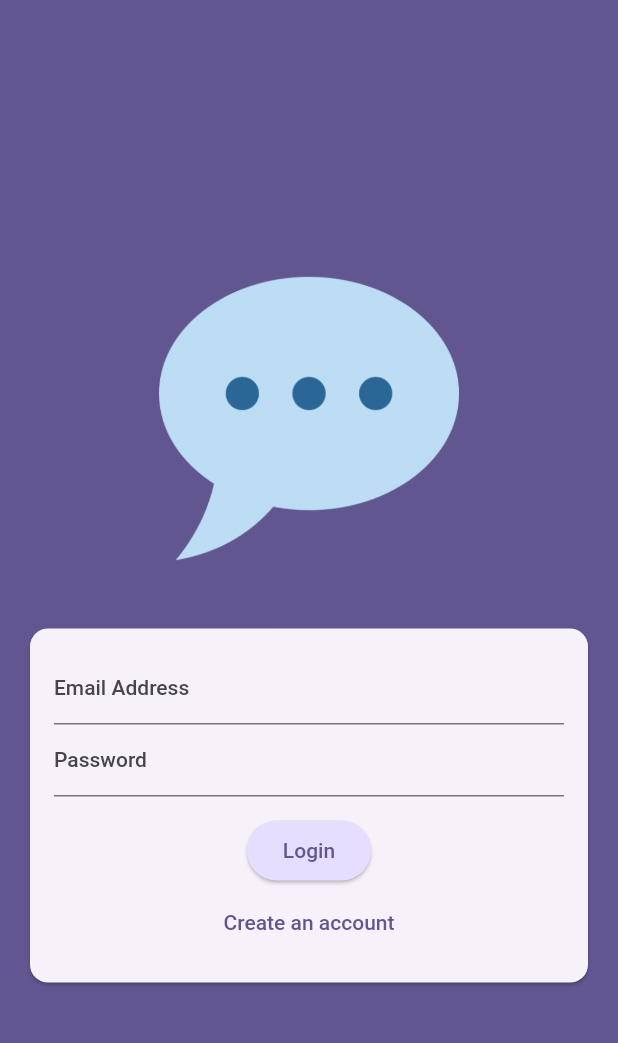
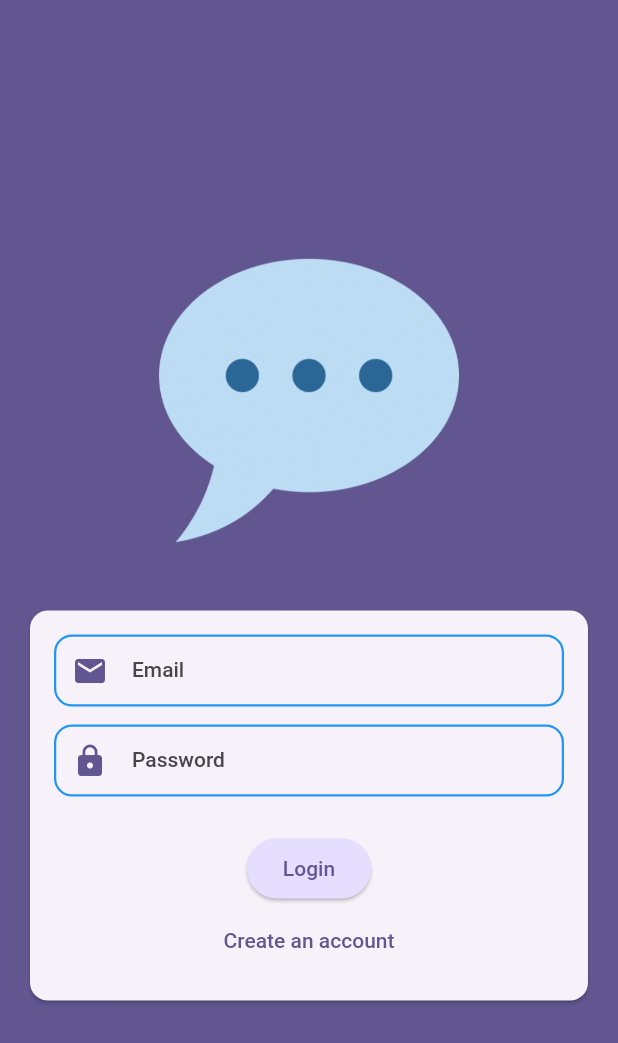
Before and after one commit to Mowgle88/chat_app, a Flutter app: the screen it shows after launch, on a phone screen of 412 x 824 dp. Shown: the top 1043 px of the screen. Run offline on Flutter 3.47's test engine with Material 2 defaults, Android fonts, the phone set to English and light mode, and no system bars; our stand-ins replace firebase_auth, firebase_core; accounts and stored records are empty.

Commit message:
feat: add buildInputDecoration

```diff
--- a/lib/screen/auth.dart
+++ b/lib/screen/auth.dart
@@ -1,3 +1,4 @@
+import 'package:chat_app/utils/input_deco_design.dart';
 import 'package:firebase_auth/firebase_auth.dart';
 import 'package:flutter/material.dart';
 
@@ -79,9 +80,8 @@ class _AuthScreenState extends State<AuthScreen> {
                       key: _form,
                       child: Column(mainAxisSize: MainAxisSize.min, children: [
                         TextFormField(
-                          decoration: const InputDecoration(
-                            label: Text('Email Address'),
-                          ),
+                          decoration: buildInputDecoration(
+                              context, Icons.email, "Email"),
                           keyboardType: TextInputType.emailAddress,
                           autocorrect: false,
                           textCapitalization: TextCapitalization.none,
@@ -97,10 +97,10 @@ class _AuthScreenState extends State<AuthScreen> {
                             _enteredEmail = newValue!;
                           },
                         ),
+                        const SizedBox(height: 12),
                         TextFormField(
-                          decoration: const InputDecoration(
-                            label: Text('Password'),
-                          ),
+                          decoration: buildInputDecoration(
+                              context, Icons.lock, "Password"),
                           obscureText: true,
                           controller: _password,
                           validator: (value) {
@@ -113,11 +113,11 @@ class _AuthScreenState extends State<AuthScreen> {
                             _enteredPassword = newValue!;
                           },
                         ),
+                        const SizedBox(height: 12),
                         if (!_isLogin)
                           TextFormField(
-                            decoration: const InputDecoration(
-                              label: Text('Confirm Password'),
-                            ),
+                            decoration: buildInputDecoration(
+                                context, Icons.lock, "Confirm Password"),
                             obscureText: true,
                             controller: _confirmPassword,
                             validator: (value) {
--- /dev/null
+++ b/lib/utils/input_deco_design.dart
@@ -0,0 +1,31 @@
+import 'package:flutter/material.dart';
+
+InputDecoration buildInputDecoration(
+    BuildContext context, IconData icons, String hinttext) {
+  return InputDecoration(
+    label: Text(hinttext),
+    prefixIcon: Icon(
+      icons,
+      color: Theme.of(context).colorScheme.primary,
+    ),
+    focusedBorder: OutlineInputBorder(
+      borderRadius: BorderRadius.circular(12.0),
+      borderSide:
+          BorderSide(color: Theme.of(context).colorScheme.primary, width: 1.5),
+    ),
+    border: OutlineInputBorder(
+      borderRadius: BorderRadius.circular(12.0),
+      borderSide: const BorderSide(
+        color: Colors.blue,
+        width: 1.5,
+      ),
+    ),
+    enabledBorder: OutlineInputBorder(
+      borderRadius: BorderRadius.circular(12.0),
+      borderSide: const BorderSide(
+        color: Colors.blue,
+        width: 1.5,
+      ),
+    ),
+  );
+}
```
